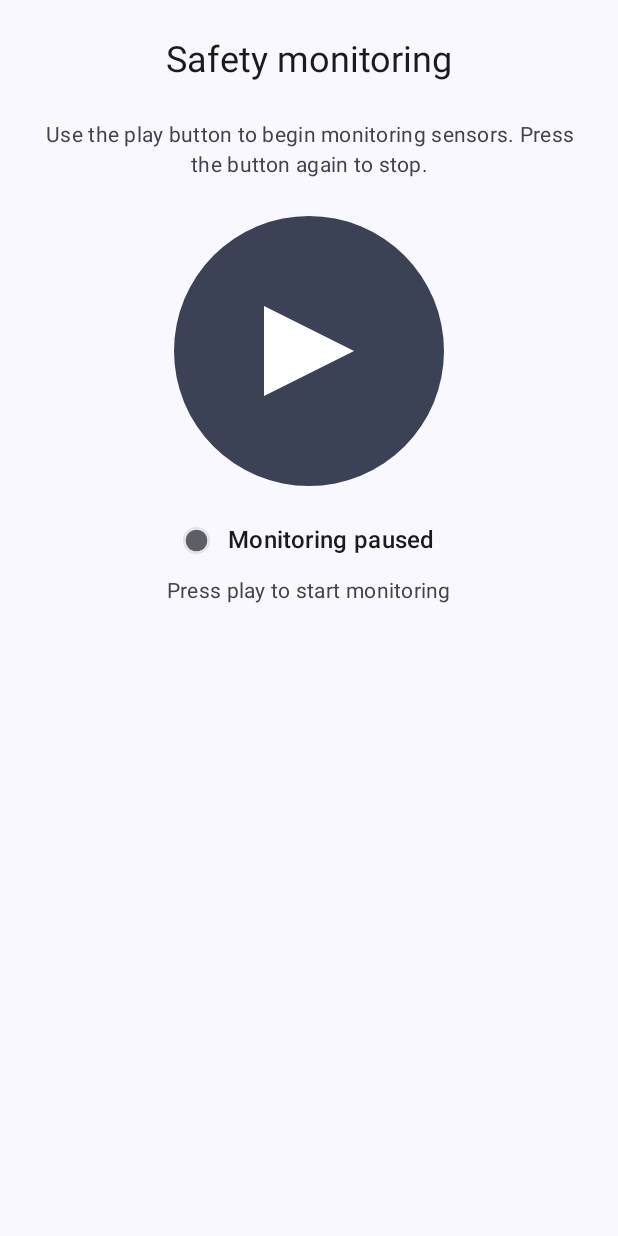
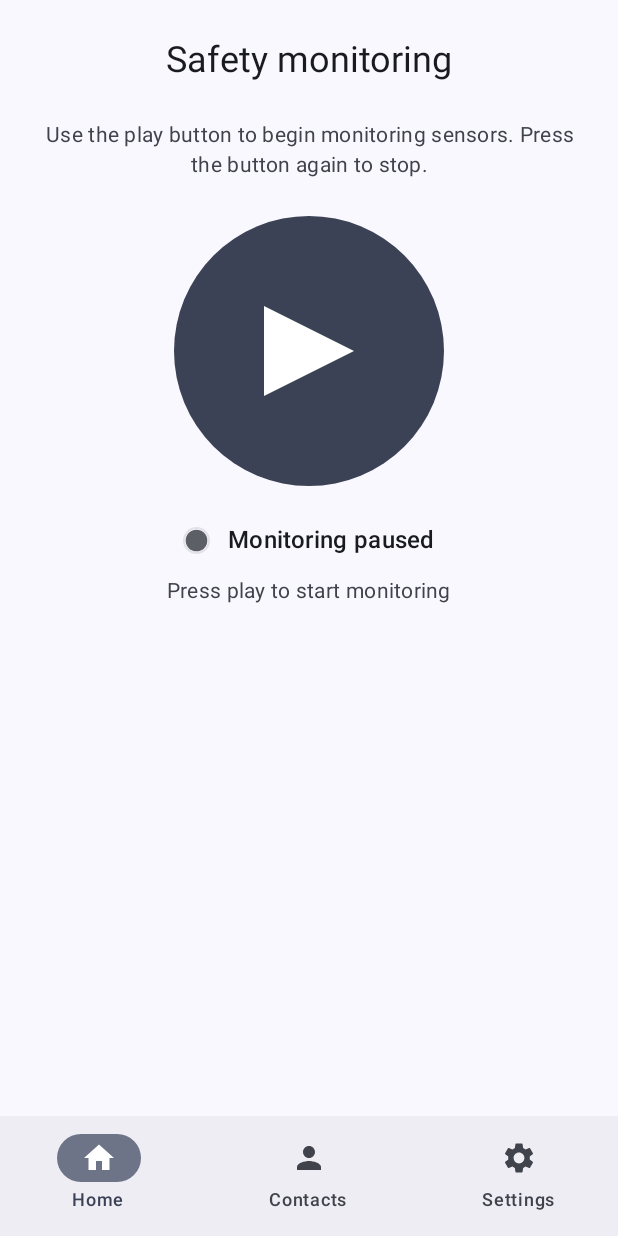
Before and after one commit to CarlaVekony/SafetyTracker, an Android app built with Jetpack Compose: the screen it shows after launch (MainActivity), on a phone screen of 412 x 824 dp. Run offline under Robolectric (Android 15) with nearby library versions, the phone set to English and light mode, and no system bars.

Commit message:
fixed app navigation

```diff
--- a/app/src/main/java/com/example/safetytracker/MainActivity.kt
+++ b/app/src/main/java/com/example/safetytracker/MainActivity.kt
@@ -24,13 +24,7 @@ class MainActivity : ComponentActivity() {
         super.onCreate(savedInstanceState)
         enableEdgeToEdge()
         setContent {
-            SafetyTrackerTheme {
-                Scaffold(modifier = Modifier.fillMaxSize()) { innerPadding ->
-                    Box(modifier = Modifier.padding(innerPadding)) {
-                        HomeScreen()
-                    }
-                }
-            }
+            SafetyTrackerApp()
         }
     }
 }
```
